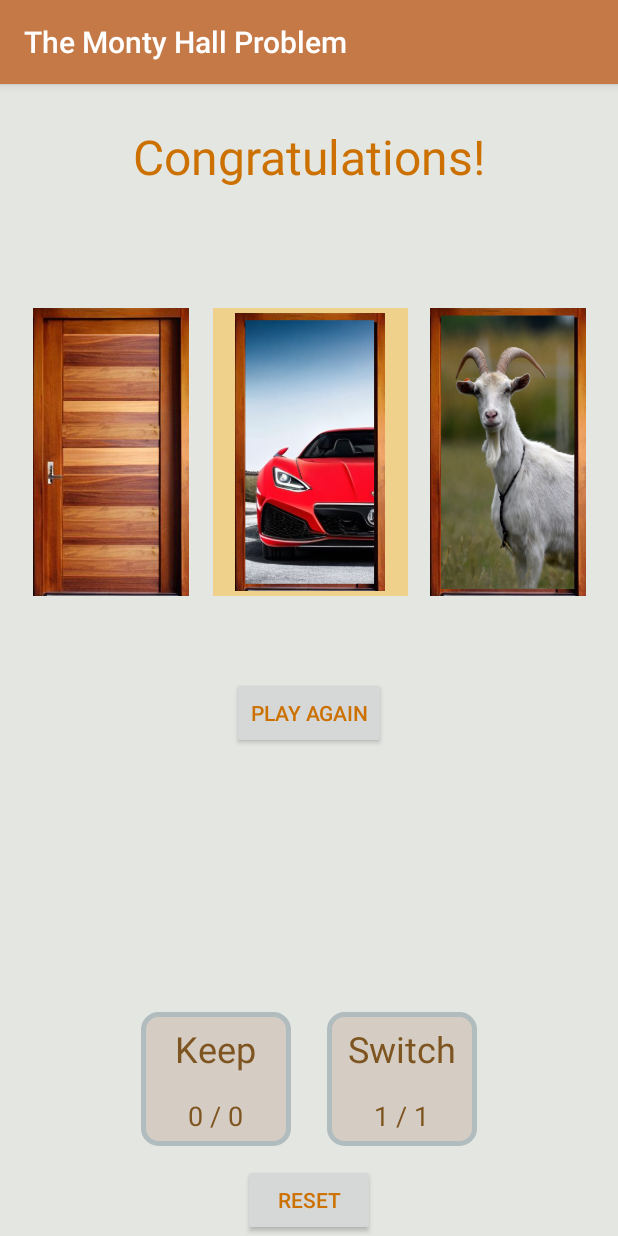
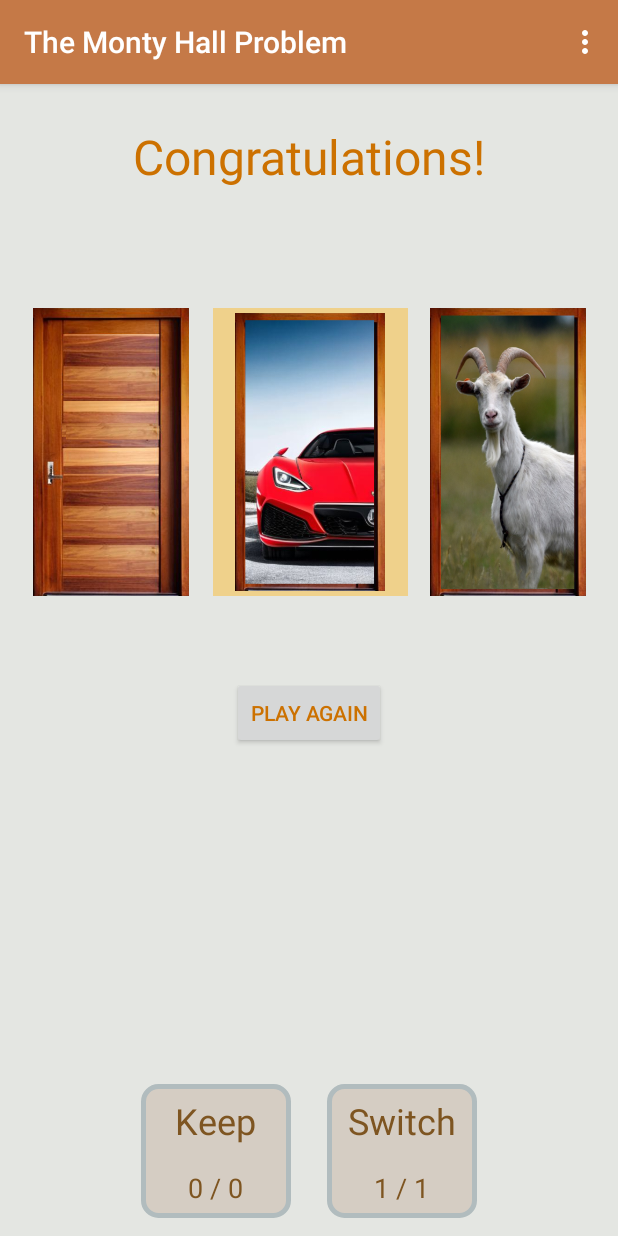
Before and after one commit to johncrawley/monty_hall, an Android app: the screen it shows after launch (MainActivity), after a tap on "Door 2", on a phone screen of 412 x 824 dp. Run offline under Robolectric (Android 15) with nearby library versions, the phone set to English and light mode, and no system bars; 1 other tap on this screen came first.

Commit message:
Replaced "Reset Statistics" button with a menu item.

```diff
--- a/app/src/main/java/com/jacstuff/montyhallproblem/MainActivity.java
+++ b/app/src/main/java/com/jacstuff/montyhallproblem/MainActivity.java
@@ -1,10 +1,12 @@
 package com.jacstuff.montyhallproblem;
 
 import androidx.appcompat.app.AppCompatActivity;
-import androidx.lifecycle.ViewModel;
 import androidx.lifecycle.ViewModelProvider;
 
 import android.os.Bundle;
+import android.view.Menu;
+import android.view.MenuInflater;
+import android.view.MenuItem;
 import android.view.View;
 import android.view.ViewTreeObserver;
 import android.widget.Button;
@@ -21,7 +23,7 @@ public class MainActivity extends AppCompatActivity implements MainView {
     private List<View> doors;
     private View door1Border, door2Border, door3Border;
     private List<View> doorBorders;
-    private Button playAgainButton, resetStatsButton;
+    private Button playAgainButton;
     private TextView keptChoiceStatsTextView, switchedChoiceStatsTextView;
     private TextView statusTextView;
     private MontyHallGame montyHallGame;
@@ -40,6 +42,24 @@ public class MainActivity extends AppCompatActivity implements MainView {
 
     }
 
+    @Override
+    public boolean onCreateOptionsMenu(Menu menu) {
+        MenuInflater inflater = getMenuInflater();
+        inflater.inflate(R.menu.menu_buttons, menu);
+        return true;
+    }
+
+
+    @Override
+    public boolean onOptionsItemSelected(MenuItem item) {
+        int id = item.getItemId();
+        if(id == R.id.menu_button_reset_statistics) {
+            resetStats();
+        }
+        return super.onOptionsItemSelected(item);
+    }
+
+
     private void setupViewModel(){
         viewModel = new ViewModelProvider(this).get(MainViewModel.class);
     }
@@ -50,7 +70,6 @@ public class MainActivity extends AppCompatActivity implements MainView {
         doorsLayout = findViewById(R.id.doorsLayout);
         initDoorDimensions();
         playAgainButton = setupButton(R.id.new_game_button, this::startNewGame);
-        resetStatsButton = setupButton(R.id.reset_stats_button, this::resetStats);
         keptChoiceStatsTextView = findViewById(R.id.keep_stat_wins_text);
         switchedChoiceStatsTextView = findViewById(R.id.switch_stat_wins_text);
         statusTextView = findViewById(R.id.statusText);
@@ -121,7 +140,6 @@ public class MainActivity extends AppCompatActivity implements MainView {
 
     private void resetStats(){
         montyHallGame.resetStats();
-        resetStatsButton.setVisibility(View.INVISIBLE);
     }
 
 
@@ -163,7 +181,6 @@ public class MainActivity extends AppCompatActivity implements MainView {
     public void updateStatistics(String switchChoiceStats, String keepChoiceStats){
         keptChoiceStatsTextView.setText(keepChoiceStats);
         switchedChoiceStatsTextView.setText(switchChoiceStats);
-        resetStatsButton.setVisibility(View.VISIBLE);
     }
 
 
--- a/app/src/main/java/com/jacstuff/montyhallproblem/Statistics.java
+++ b/app/src/main/java/com/jacstuff/montyhallproblem/Statistics.java
@@ -2,20 +2,18 @@ package com.jacstuff.montyhallproblem;
 
 public class Statistics {
 
-
-    private int gamesPlayed, gamesWon, gamesLost;
     private int gamesPlayedWithKeepChoice, gamesWonWithKeepChoice;
     private int gamesPlayedWithSwitchChoice, gamesWonWithSwitchChoice;
 
 
     public void addGameResult(boolean wasGameWon, boolean wasChoiceSwitched){
-        gamesPlayed++;
         if(wasGameWon){
             addGameWon(wasChoiceSwitched);
             return;
         }
         addGameLost(wasChoiceSwitched);
     }
+
 
     void addGameWon(boolean wasChoiceSwitched){
         if(wasChoiceSwitched){
@@ -38,9 +36,6 @@ public class Statistics {
 
 
     void reset(){
-        gamesPlayed = 0;
-        gamesWon = 0;
-        gamesLost = 0;
         gamesPlayedWithKeepChoice = 0;
         gamesWonWithKeepChoice = 0;
         gamesPlayedWithSwitchChoice = 0;
--- a/app/src/main/res/layout/activity_main.xml
+++ b/app/src/main/res/layout/activity_main.xml
@@ -106,7 +106,7 @@
         android:layout_width="wrap_content"
         android:layout_height="wrap_content"
         android:orientation="horizontal"
-        app:layout_constraintBottom_toTopOf="@+id/reset_stats_button"
+        app:layout_constraintBottom_toBottomOf="parent"
         app:layout_constraintEnd_toEndOf="parent"
         app:layout_constraintStart_toStartOf="parent">
 
@@ -201,15 +201,4 @@
     </LinearLayout>
 
 
-    <Button
-        android:id="@+id/reset_stats_button"
-        android:layout_width="wrap_content"
-        android:layout_height="wrap_content"
-        android:visibility="invisible"
-        android:text="@string/reset_stats_button_text"
-        app:layout_constraintEnd_toEndOf="parent"
-        app:layout_constraintBottom_toBottomOf="parent"
-        app:layout_constraintStart_toStartOf="parent"/>
-
-
 </androidx.constraintlayout.widget.ConstraintLayout>
--- /dev/null
+++ b/app/src/main/res/menu/menu_buttons.xml
@@ -0,0 +1,11 @@
+<?xml version="1.0" encoding="utf-8"?>
+<menu xmlns:android="http://schemas.android.com/apk/res/android"
+    xmlns:app="http://schemas.android.com/apk/res-auto"
+    xmlns:tools="http://schemas.android.com/tools" tools:context=".MainActivity">
+
+    <item android:id="@+id/menu_button_reset_statistics" android:name="reset_statistics"
+        android:orderInCategory="100" app:showAsAction="never"
+        android:icon="@android:drawable/ic_menu_revert"
+        android:title="@string/reset_stats_menu_text"/>
+
+</menu>
--- a/app/src/main/res/values/strings.xml
+++ b/app/src/main/res/values/strings.xml
@@ -6,7 +6,7 @@
     <string name="success_status_text">Congratulations!</string>
     <string name="fail_status_text">You lose! Good day sir!</string>
     <string name="play_again_button_text">Play again</string>
-    <string name="reset_stats_button_text">Reset</string>
+    <string name="reset_stats_menu_text">Reset Statistics</string>
     <string name="initial_statistics_text">No statistics yet</string>
     <string name="keep_stats_heading">Keep</string>
     <string name="switch_stats_heading">Switch</string>
```
